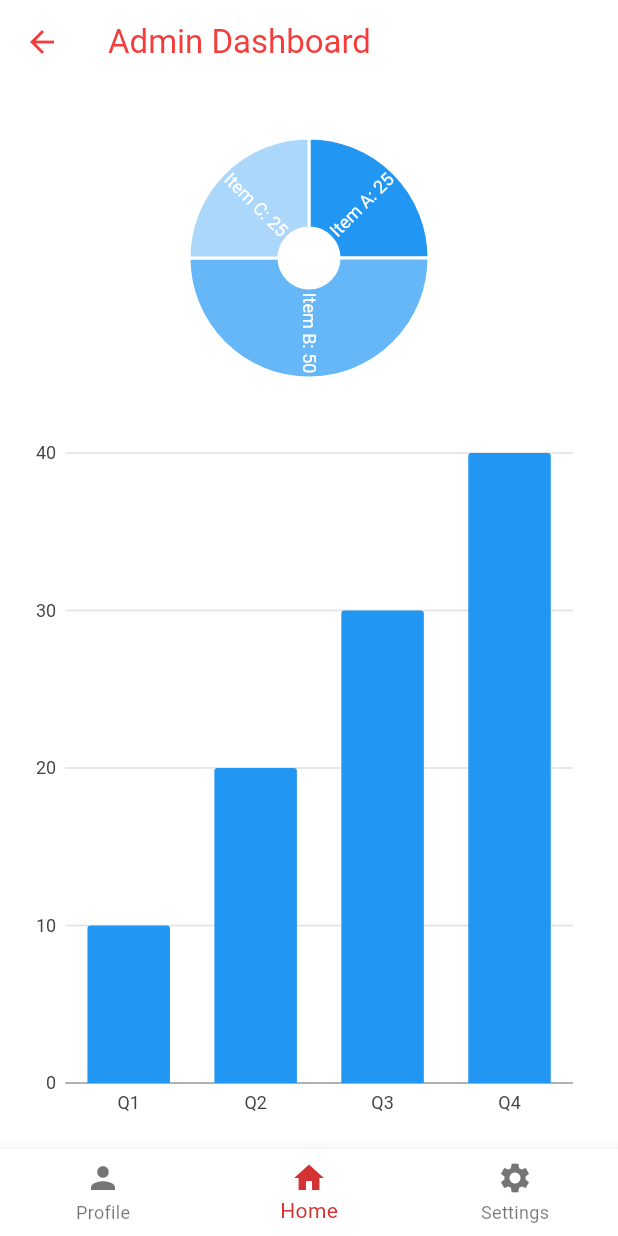
After one commit to flaminghotcheetos69/GenerAlms, a Flutter app: the AdminDashboardPage screen opened directly, on a phone screen of 412 x 824 dp. The commit adds this screen. Run offline on Flutter 3.47's test engine with Material 3 defaults, Android fonts, the phone set to English and light mode, and no system bars; our stand-ins replace charts_flutter, cloud_firestore, firebase_auth, firebase_core; accounts and stored records are empty.

Commit message:
first release of branch

```diff
--- /dev/null
+++ b/lib/screens/adminHP.dart
@@ -0,0 +1,117 @@
+import 'package:flutter/material.dart';
+import 'package:charts_flutter/flutter.dart' as charts;
+
+class AdminDashboardPage extends StatelessWidget {
+  const AdminDashboardPage({Key? key}) : super(key: key);
+
+  @override
+  Widget build(BuildContext context) {
+    return Scaffold(
+      appBar: AppBar(
+        title: Text('Admin Dashboard'),
+        leading: IconButton(
+          icon: Icon(Icons.arrow_back),
+          onPressed: () {
+            // Handle back button press
+          },
+        ),
+      ),
+      body: Padding(
+        padding: const EdgeInsets.all(16.0),
+        child: Column(
+          children: [
+            // Pie Chart
+            SizedBox(
+              height: 200,
+              child: charts.PieChart(
+                _createSamplePieData(),
+                animate: true,
+                defaultRenderer: charts.ArcRendererConfig(
+                  arcWidth: 60,
+                  arcRendererDecorators: [
+                    charts.ArcLabelDecorator(
+                      labelPosition: charts.ArcLabelPosition.inside,
+                    )
+                  ],
+                ),
+              ),
+            ),
+            const SizedBox(height: 16.0),
+            // Bar Chart
+            Expanded(
+              child: charts.BarChart(
+                _createSampleBarData(),
+                animate: true,
+              ),
+            ),
+          ],
+        ),
+      ),
+      bottomNavigationBar: BottomNavigationBar(
+        items: const [
+          BottomNavigationBarItem(
+            icon: Icon(Icons.person),
+            label: 'Profile',
+          ),
+          BottomNavigationBarItem(
+            icon: Icon(Icons.home),
+            label: 'Home',
+          ),
+          BottomNavigationBarItem(
+            icon: Icon(Icons.settings),
+            label: 'Settings',
+          ),
+        ],
+        currentIndex: 1,
+        onTap: (index) {
+          // Handle bottom navigation tap
+        },
+      ),
+    );
+  }
+
+  // Sample data for Pie Chart
+  List<charts.Series<ChartData, String>> _createSamplePieData() {
+    final data = [
+      ChartData('Item A', 25),
+      ChartData('Item B', 50),
+      ChartData('Item C', 25),
+    ];
+
+    return [
+      charts.Series<ChartData, String>(
+        id: 'Items',
+        domainFn: (ChartData data, _) => data.label,
+        measureFn: (ChartData data, _) => data.value,
+        data: data,
+        labelAccessorFn: (ChartData row, _) => '${row.label}: ${row.value}',
+      )
+    ];
+  }
+
+  // Sample data for Bar Chart
+  List<charts.Series<ChartData, String>> _createSampleBarData() {
+    final data = [
+      ChartData('Q1', 10),
+      ChartData('Q2', 20),
+      ChartData('Q3', 30),
+      ChartData('Q4', 40),
+    ];
+
+    return [
+      charts.Series<ChartData, String>(
+        id: 'Donations',
+        domainFn: (ChartData data, _) => data.label,
+        measureFn: (ChartData data, _) => data.value,
+        data: data,
+      )
+    ];
+  }
+}
+
+class ChartData {
+  final String label;
+  final int value;
+
+  ChartData(this.label, this.value);
+}
--- a/lib/screens/login.dart
+++ b/lib/screens/login.dart
@@ -1,14 +1,12 @@
 import 'package:flutter/material.dart';
 import 'package:firebase_core/firebase_core.dart';
 import 'package:generalms/firebase_options.dart';
-import 'package:cloud_firestore/cloud_firestore.dart';
 import 'package:firebase_auth/firebase_auth.dart';
 import 'homepage.dart';
 import 'registration.dart';
 void main() async {
   WidgetsFlutterBinding.ensureInitialized();
-  await Firebase.initializeApp();
-
+  await Firebase.initializeApp( options: DefaultFirebaseOptions.currentPlatform,);
   runApp(const MyApp());
 }
 
@@ -24,9 +22,7 @@ class MyApp extends StatelessWidget {
           brightness: Brightness.light,
           primary: Color(0xFFD33333),
           secondary: Color(0xFFF63B3B),
-          background: Color(0xFFE8E8E8),
           surface: Color(0xFFFFFFFF),
-          onBackground: Color(0xFFF63B3B),
           onSurface: Color(0xFFF63B3B),
           onError: Colors.black,
           onPrimary: Colors.black,
--- a/pubspec.yaml
+++ b/pubspec.yaml
@@ -31,12 +31,14 @@ dependencies:
   flutter:
     sdk: flutter
   firebase_auth: ^4.19.4
+  charts_flutter: ^0.12.0
 
   # The following adds the Cupertino Icons font to your application.
   # Use with the CupertinoIcons class for iOS style icons.
   cupertino_icons: ^1.0.6
-  firebase_core: ^2.30.1
-  cloud_firestore: ^4.17.2
+  cloud_firestore: ^4.17.3
+  firebase_core: ^2.31.0
+  firebase_auth: ^4.19.5
 
 
 dev_dependencies:
```
Also changed, not shown: pubspec.lock.
